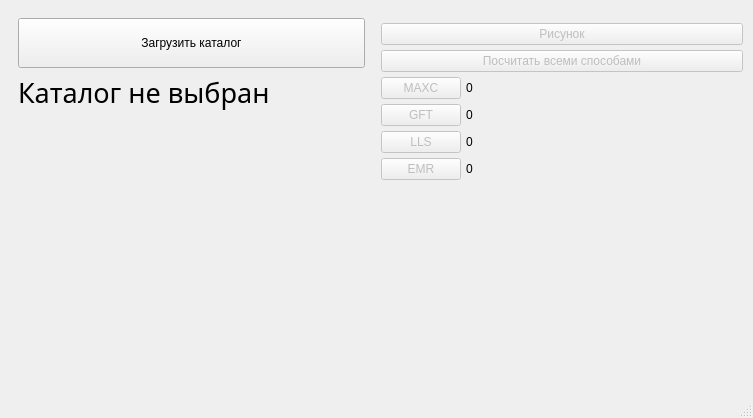
Qt form GUI/predst.ui (Piskanaft/Magnitude-of-Completeness) before a commit.
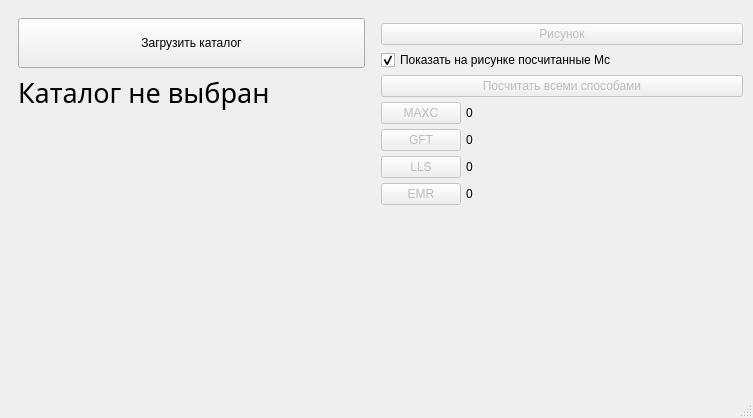
The same form after that commit.

Commit message: file and sheet name on graph, Mcs on graph, checkbox

The edit to the form file:
```diff
--- a/GUI/predst.ui
+++ b/GUI/predst.ui
@@ -215,6 +215,16 @@
            </property>
           </widget>
          </item>
+         <item>
+          <widget class="QCheckBox" name="show_mc_on_graph_checkbox">
+           <property name="text">
+            <string>Показать на рисунке посчитанные Mc</string>
+           </property>
+           <property name="checked">
+            <bool>true</bool>
+           </property>
+          </widget>
+         </item>
          <item>
           <widget class="QPushButton" name="calculate_all_methods_button">
            <property name="enabled">
```
The commit also changes 4 other files.
